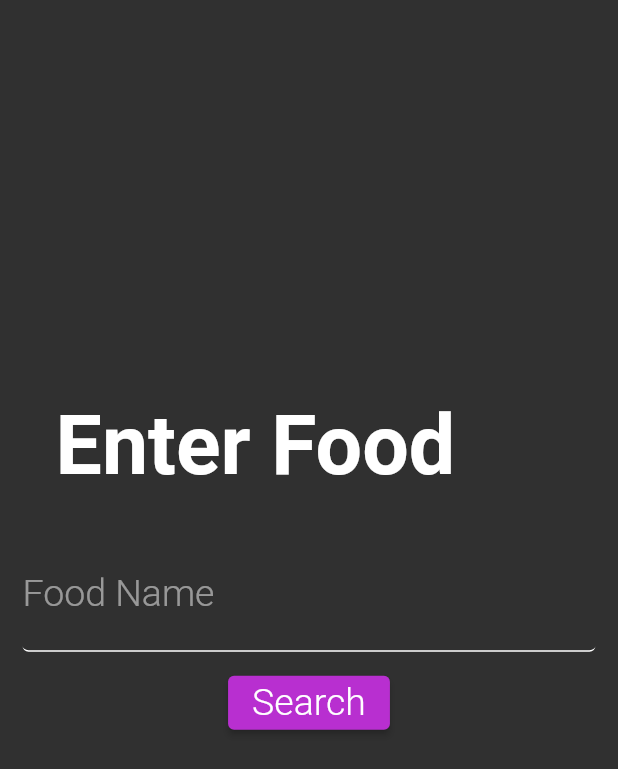
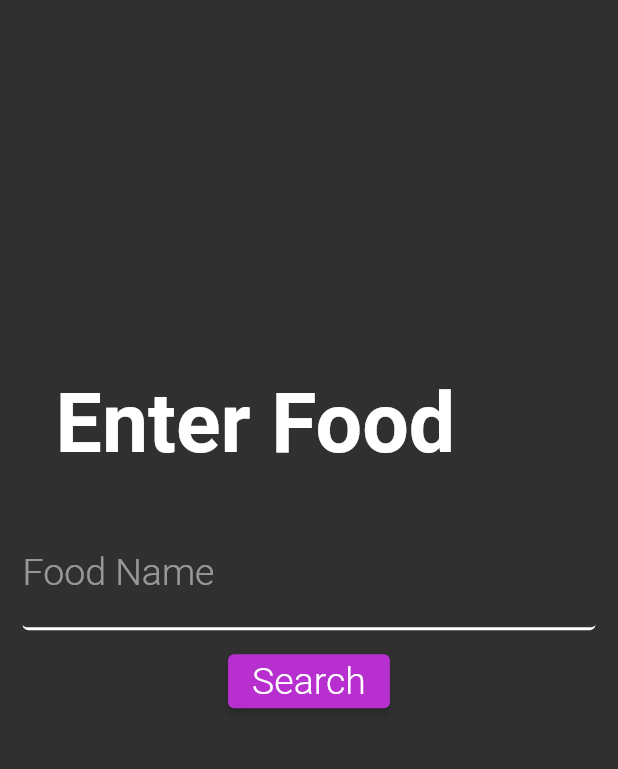
Before and after one commit to AadityaCholayil/DietMate, a Flutter app: the FoodForm screen opened directly, on a phone screen of 412 x 824 dp. Shown: the top 769 px of the screen. Run offline on Flutter 3.47's test engine with Material 2 defaults, Android fonts, the phone set to English and light mode, and no system bars; our stand-ins replace preload_page_view.

Commit message:
food form final -> form and submit

```diff
--- a/lib/food_form.dart
+++ b/lib/food_form.dart
@@ -193,6 +193,35 @@ class _FoodFormState extends State<FoodForm> {
     );
   }
 
+  Widget _buildSearchButton(){
+    return Builder(builder: (context) => ElevatedButton(
+      child: Text(
+        'Search',
+        style: TextStyle(fontSize: 25, fontWeight: FontWeight.w300),
+      ),
+      onPressed: () async {
+        if (!_formKey.currentState.validate()) {
+          return;
+        }
+        setState(() {
+          isSearching=true;
+          searchDone=false;
+          _formKey.currentState.save();
+        });
+        foodData = await getData();
+        if(foodData=='No results'){
+          foodList=FoodList(list: []);
+        }else{
+          foodList=FoodList.fromData(foodData);
+        }
+        setState(() {
+          isSearching=false;
+          searchDone=true;
+        });
+      },
+    ));
+  }
+
   Widget _buildTitle(){
     double paddingHeight=0;
     if(searchDone==true){
@@ -220,7 +249,7 @@ class _FoodFormState extends State<FoodForm> {
     return Center(
       child: Container(
         padding: searchDone==true?EdgeInsets.fromLTRB(22, paddingHeight, 0, 5)
-            :EdgeInsets.fromLTRB(22, screenHeight/3.3, 0, 30),
+            :EdgeInsets.fromLTRB(22, screenHeight/3.5, 0, 30),
         alignment: Alignment.centerLeft,
         child: Text(
           'Enter Food',
@@ -263,32 +292,7 @@ class _FoodFormState extends State<FoodForm> {
                   ],
                 ):SizedBox.shrink(),
                 searchDone==true?_buildList(foodList):SizedBox.shrink(),
-                Builder(builder: (context) => ElevatedButton(
-                  child: Text(
-                    'Search',
-                    style: TextStyle(fontSize: 25, fontWeight: FontWeight.w300),
-                  ),
-                  onPressed: () async {
-                    if (!_formKey.currentState.validate()) {
-                      return;
-                    }
-                    setState(() {
-                      isSearching=true;
-                      searchDone=false;
-                      _formKey.currentState.save();
-                    });
-                    foodData = await getData();
-                    if(foodData=='No results'){
-                      foodList=FoodList(list: []);
-                    }else{
-                      foodList=FoodList.fromData(foodData);
-                    }
-                    setState(() {
-                      isSearching=false;
-                      searchDone=true;
-                    });
-                  },
-                )),
+                _buildSearchButton(),
                 searchDone!=true?SizedBox(height:screenHeight/9,):
                     SizedBox.shrink(),
               ],
--- a/lib/themes/dark_theme.dart
+++ b/lib/themes/dark_theme.dart
@@ -365,27 +365,27 @@ final ThemeData darkTheme = ThemeData(
     filled: false,
     fillColor: Color( 0x00000000 ),
     errorBorder: UnderlineInputBorder(
-      borderSide: BorderSide(color: Color( 0xffd32f2f ), width: 1, style: BorderStyle.solid, ),
+      borderSide: BorderSide(color: Color( 0xffd32f2f ), width: 2, style: BorderStyle.solid, ),
       borderRadius: BorderRadius.all(Radius.circular(4.0)),
     ),
     focusedBorder: UnderlineInputBorder(
-      borderSide: BorderSide(color: Color( 0xffb82fd0 ), width: 1, style: BorderStyle.solid, ),
+      borderSide: BorderSide(color: Color( 0xffb82fd0 ), width: 2, style: BorderStyle.solid, ),
       borderRadius: BorderRadius.all(Radius.circular(4.0)),
     ),
     focusedErrorBorder: UnderlineInputBorder(
-      borderSide: BorderSide(color: Color( 0xffd32f2f ), width: 1, style: BorderStyle.solid, ),
+      borderSide: BorderSide(color: Color( 0xffd32f2f ), width: 2, style: BorderStyle.solid, ),
       borderRadius: BorderRadius.all(Radius.circular(4.0)),
     ),
     disabledBorder: UnderlineInputBorder(
-      borderSide: BorderSide(color: Color( 0xff000000 ), width: 1, style: BorderStyle.solid, ),
+      borderSide: BorderSide(color: Color( 0xff000000 ), width: 2, style: BorderStyle.solid, ),
       borderRadius: BorderRadius.all(Radius.circular(4.0)),
     ),
     enabledBorder: UnderlineInputBorder(
-      borderSide: BorderSide(color: Color( 0xffffffff ), width: 1, style: BorderStyle.solid, ),
+      borderSide: BorderSide(color: Color( 0xffffffff ), width: 2, style: BorderStyle.solid, ),
       borderRadius: BorderRadius.all(Radius.circular(4.0)),
     ),
     border: UnderlineInputBorder(
-      borderSide: BorderSide(color: Color( 0xff000000 ), width: 1, style: BorderStyle.solid, ),
+      borderSide: BorderSide(color: Color( 0xff000000 ), width: 2, style: BorderStyle.solid, ),
       borderRadius: BorderRadius.all(Radius.circular(4.0)),
     ),
   ),
```
Also changed, not shown: lib/pages/food_form_final.dart (+44 -30 lines), lib/pages/image_search_page.dart (renamed from lib/pages/image_search_test.dart, +31 -1 lines).
